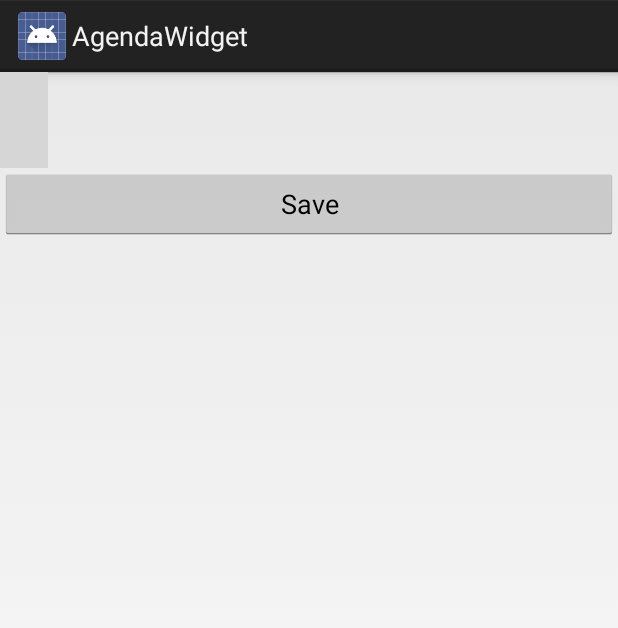
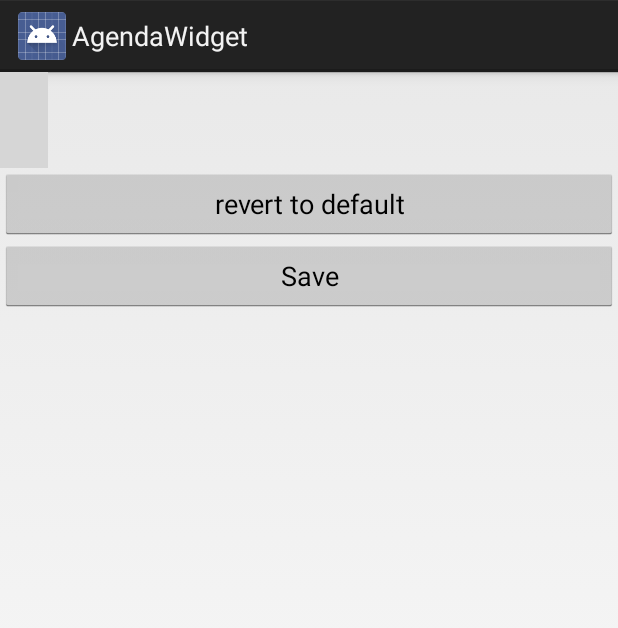
Before and after one commit to benor1470/AgendaWidget, an Android app: the layout bg_selector.xml on its own in the app's theme, with its tools: preview values and no code run, on a phone screen of 412 x 824 dp. Shown: the top 628 px of the screen. Run offline under Robolectric (Android 15) with nearby library versions, the phone set to English and light mode, and no system bars; plain views replace ColorPicker, OpacityBar; grey boxes are pictures that could not be loaded.

Commit message:
release 2

```diff
--- a/app/src/main/AndroidManifest.xml
+++ b/app/src/main/AndroidManifest.xml
@@ -1,6 +1,6 @@
 <manifest xmlns:android="http://schemas.android.com/apk/res/android"
     package="benor.agendawidget"
-    android:versionCode="1"
+    android:versionCode="2"
     android:versionName="1.0">
 
 
--- a/app/src/main/java/benor/agendawidget/MainActivity.java
+++ b/app/src/main/java/benor/agendawidget/MainActivity.java
@@ -54,7 +54,11 @@ public class MainActivity extends Activity {
 	@Override
 	protected void onActivityResult(int requestCode, int resultCode, Intent data) {
 		if (requestCode == BG_COLOR_REQUEST) {
-			Globals.DB.setBgColor(data.getIntExtra("color", ColorSelector.DEFAULT_COLOR));
+			if (data.hasExtra("color")) {
+				Globals.DB.setBgColor(data.getIntExtra("color", 0));
+			} else {
+				Globals.DB.setBgColor(null);
+			}
 		} else {
 			super.onActivityResult(requestCode, resultCode, data);
 		}
--- a/app/src/main/res/layout/bg_selector.xml
+++ b/app/src/main/res/layout/bg_selector.xml
@@ -1,21 +1,31 @@
 <?xml version="1.0" encoding="utf-8"?>
 <LinearLayout xmlns:android="http://schemas.android.com/apk/res/android"
-    android:orientation="vertical" android:layout_width="match_parent"
-    android:layout_height="match_parent">
+    android:layout_width="match_parent"
+    android:layout_height="match_parent"
+    android:orientation="vertical">
+
+
+
     <com.larswerkman.holocolorpicker.ColorPicker
         android:id="@+id/picker"
         android:layout_width="wrap_content"
-        android:layout_height="wrap_content"/>
+        android:layout_height="wrap_content" />
+
     <com.larswerkman.holocolorpicker.OpacityBar
         android:id="@+id/opacitybar"
         android:layout_width="wrap_content"
-        android:layout_height="wrap_content"/>
+        android:layout_height="wrap_content" />
+
+    <Button
+        android:id="@+id/btn_revertToDefault"
+        android:layout_width="match_parent"
+        android:layout_height="wrap_content"
+        android:text="@string/revert_to_default" />
 
     <Button
         android:id="@+id/btn_done"
         android:layout_width="match_parent"
         android:layout_height="wrap_content"
-        android:text="Save" />
-
+        android:text="@string/save" />
 
 </LinearLayout>
--- a/app/src/main/res/values/strings.xml
+++ b/app/src/main/res/values/strings.xml
@@ -30,6 +30,8 @@ underline, means full day so no hour\n
         <item>ש</item>
     </string-array>
     <string name="loading">loading</string>
+    <string name="revert_to_default">revert to default</string>
+    <string name="save">Save</string>
     <string-array name="DaysOfWeek_eng">
         <item>Su</item>
         <item>Mo</item>
```
Also changed, not shown: app/src/main/java/benor/agendawidget/ColorSelector.java (+15 -8 lines), app/src/main/java/benor/agendawidget/DB.java (+14 -4 lines), app/src/main/java/benor/agendawidget/Widget.java (+6 -3 lines).
